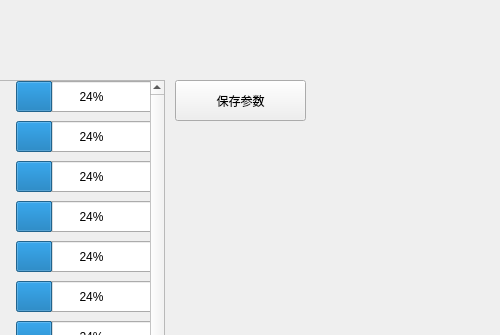
Old version of the form ui/main_window.ui in the repository paper-tei/paper_tracker; both pictures show x 335 to 835 and y 0 to 335 of the 835 by 553 pixel window.
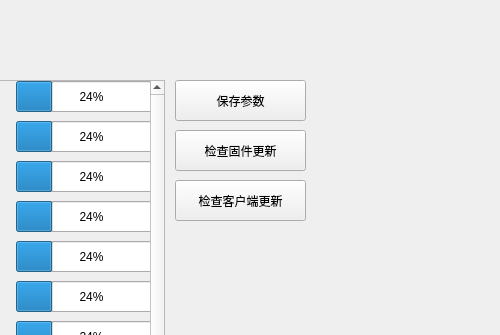
New version of the form. The open tabs and pages were chosen to show the change.

Commit message: 修改ui，软件更新检查打桩

The edit to the form file:
```diff
--- a/ui/main_window.ui
+++ b/ui/main_window.ui
@@ -895,6 +895,32 @@
       <string>x1</string>
      </property>
     </widget>
+    <widget class="QPushButton" name="CheckFirmwareVersionButton">
+     <property name="geometry">
+      <rect>
+       <x>510</x>
+       <y>80</y>
+       <width>131</width>
+       <height>41</height>
+      </rect>
+     </property>
+     <property name="text">
+      <string>检查固件更新</string>
+     </property>
+    </widget>
+    <widget class="QPushButton" name="CheckClientVersionButton">
+     <property name="geometry">
+      <rect>
+       <x>510</x>
+       <y>130</y>
+       <width>131</width>
+       <height>41</height>
+      </rect>
+     </property>
+     <property name="text">
+      <string>检查客户端更新</string>
+     </property>
+    </widget>
    </widget>
   </widget>
   <widget class="QPushButton" name="MainPageButton">
```
The commit also changes 3 other files.
